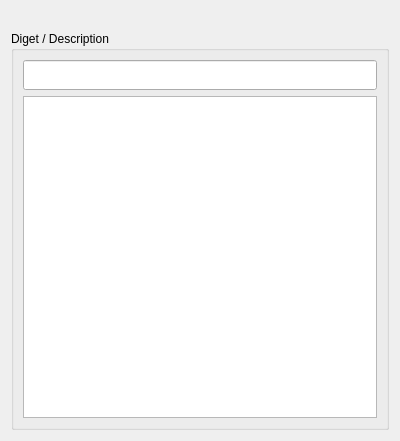
Qt form src/Edit/PageMessageStandard.ui (xavierxeon-music/HelpForMax) before a commit.
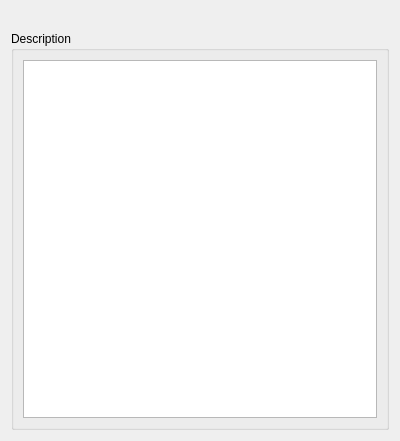
The same form after that commit.

Diff of the .ui file:
```diff
--- a/src/Edit/PageMessageStandard.ui
+++ b/src/Edit/PageMessageStandard.ui
@@ -27,22 +27,12 @@
    <item>
     <widget class="QGroupBox" name="digestGroup">
      <property name="title">
-      <string>Diget / Description</string>
+      <string>Description</string>
      </property>
      <property name="flat">
       <bool>true</bool>
      </property>
      <layout class="QVBoxLayout" name="verticalLayout">
-      <item>
-       <widget class="QLineEdit" name="digestEdit">
-        <property name="minimumSize">
-         <size>
-          <width>0</width>
-          <height>30</height>
-         </size>
-        </property>
-       </widget>
-      </item>
       <item>
        <widget class="QPlainTextEdit" name="descrptionEdit"/>
       </item>
```
